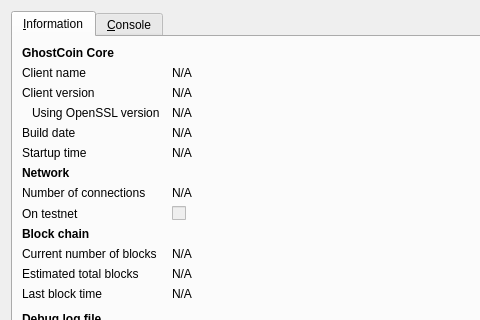
The window that src/qt/forms/rpcconsole.ui (magi-retro/peercoin) describes before a commit, drawn with Qt 5; both pictures show x 0 to 480 and y 0 to 320 of the 740 by 450 pixel window.
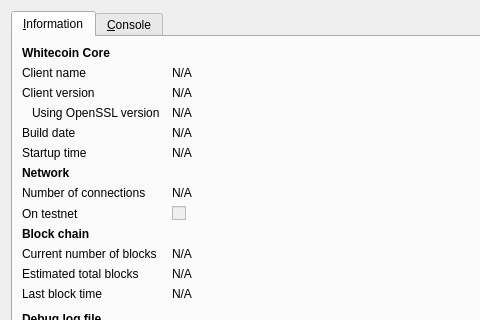
The same window after the commit. Icons and pictures are not drawn.

Commit message: FORK-WHITE: [REMOVE] [REPLACE-COINNAME] Replace from GhostCoin to WhiteCoin .

Patch:
```diff
--- a/src/qt/forms/rpcconsole.ui
+++ b/src/qt/forms/rpcconsole.ui
@@ -36,7 +36,7 @@
           </font>
          </property>
          <property name="text">
-          <string>GhostCoin Core</string>
+          <string>Whitecoin Core</string>
          </property>
         </widget>
        </item>
```
Left out of the diff: 6 changed lines with no effect on the pictures. The commit also changes 33 other files.
